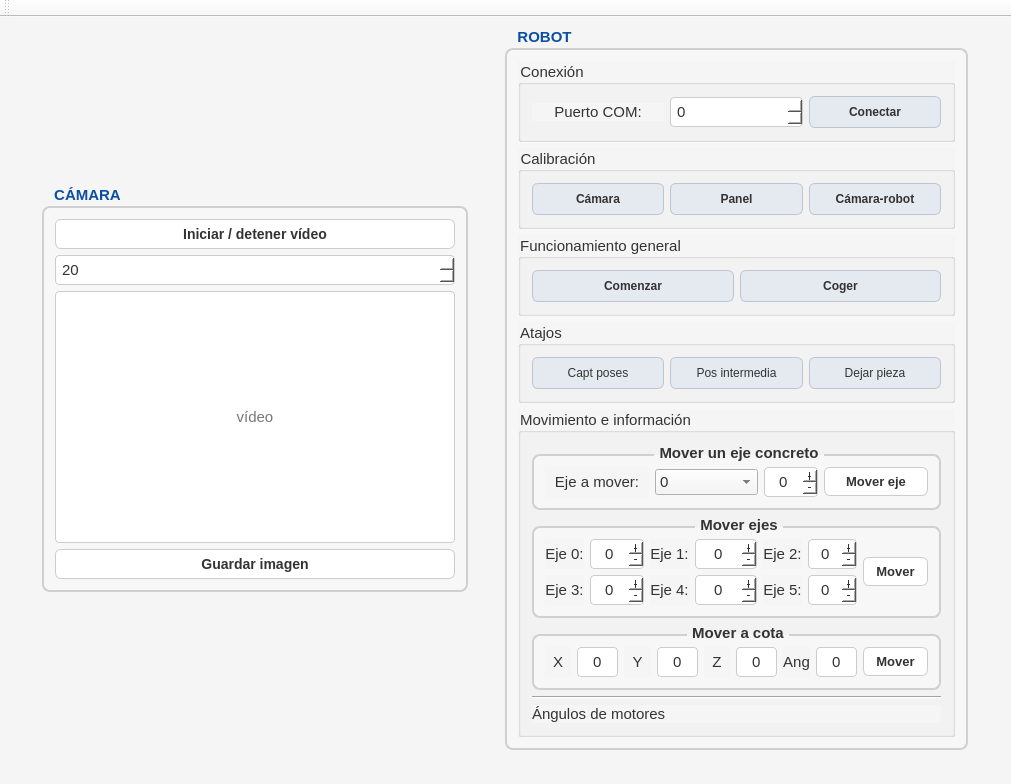
Before: the Qt Designer form interfaz_robot/interfaz_robot.ui in AidaM00/interfaz_robot, drawn with Qt 5.
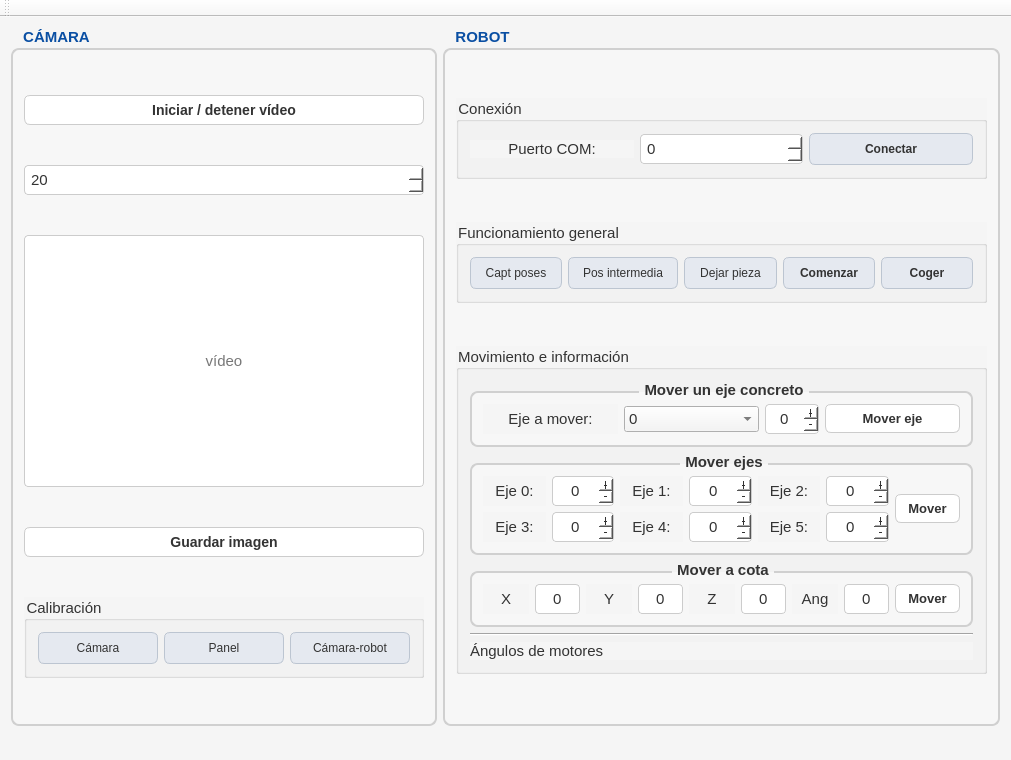
After: the same form once the commit is applied.

```diff
--- a/interfaz_robot/interfaz_robot.ui
+++ b/interfaz_robot/interfaz_robot.ui
@@ -33,11 +33,14 @@
     <item>
      <widget class="QGroupBox" name="groupBox_camara">
       <property name="sizePolicy">
-       <sizepolicy hsizetype="Fixed" vsizetype="Fixed">
+       <sizepolicy hsizetype="Fixed" vsizetype="Expanding">
         <horstretch>0</horstretch>
         <verstretch>0</verstretch>
        </sizepolicy>
       </property>
+      <property name="layoutDirection">
+       <enum>Qt::LeftToRight</enum>
+      </property>
       <property name="styleSheet">
        <string notr="true">#groupBox_camara {
     background-color: #f7f7f7;
@@ -104,7 +107,7 @@
        <string notr="true">CÁMARA</string>
       </property>
       <property name="alignment">
-       <set>Qt::AlignCenter</set>
+       <set>Qt::AlignHCenter|Qt::AlignTop</set>
       </property>
       <layout class="QVBoxLayout" name="verticalLayout">
        <item>
@@ -166,7 +169,7 @@
           <bool>true</bool>
          </property>
          <property name="sizePolicy">
-          <sizepolicy hsizetype="Expanding" vsizetype="Expanding">
+          <sizepolicy hsizetype="Fixed" vsizetype="Fixed">
            <horstretch>0</horstretch>
            <verstretch>0</verstretch>
           </sizepolicy>
@@ -177,6 +180,12 @@
            <height>252</height>
           </size>
          </property>
+         <property name="maximumSize">
+          <size>
+           <width>400</width>
+           <height>252</height>
+          </size>
+         </property>
          <property name="baseSize">
           <size>
            <width>200</width>
@@ -244,17 +253,94 @@
          </property>
         </widget>
        </item>
+       <item>
+        <widget class="QGroupBox" name="groupBox_calibracion">
+         <property name="sizePolicy">
+          <sizepolicy hsizetype="Minimum" vsizetype="Fixed">
+           <horstretch>0</horstretch>
+           <verstretch>0</verstretch>
+          </sizepolicy>
+         </property>
+         <property name="styleSheet">
+          <string notr="true">#groupBox_calibracion QPushButton {
+    background-color: #e5e9f0;
+    border: 1px solid #bcc5d1;
+    border-radius: 6px;
+    padding: 8px 14px;
+    font-size: 12px;
+}
+
+#groupBox_calibracion QPushButton:hover {
+    background-color: #dce3ec;
+}
+
+#groupBox_calibracion QPushButton:pressed {
+    background-color: #c8d0da;
+}</string>
+         </property>
+         <property name="title">
+          <string>Calibración</string>
+         </property>
+         <layout class="QHBoxLayout" name="horizontalLayout_4">
+          <item>
+           <widget class="QPushButton" name="btnCalibrar">
+            <property name="sizePolicy">
+             <sizepolicy hsizetype="Preferred" vsizetype="Fixed">
+              <horstretch>0</horstretch>
+              <verstretch>0</verstretch>
+             </sizepolicy>
+            </property>
+            <property name="text">
+             <string>Cámara</string>
+            </property>
+           </widget>
+          </item>
+          <item>
+           <widget class="QPushButton" name="btnCalibrarPanel">
+            <property name="sizePolicy">
+             <sizepolicy hsizetype="Preferred" vsizetype="Fixed">
+              <horstretch>0</horstretch>
+              <verstretch>0</verstretch>
+             </sizepolicy>
+            </property>
+            <property name="text">
+             <string>Panel</string>
+            </property>
+           </widget>
+          </item>
+          <item>
+           <widget class="QPushButton" name="btnCalibrarCamaraRobot">
+            <property name="sizePolicy">
+             <sizepolicy hsizetype="Preferred" vsizetype="Fixed">
+              <horstretch>0</horstretch>
+              <verstretch>0</verstretch>
+             </sizepolicy>
+            </property>
+            <property name="text">
+             <string>Cámara-robot</string>
+            </property>
+           </widget>
+          </item>
+         </layout>
+        </widget>
+       </item>
       </layout>
      </widget>
     </item>
     <item>
      <widget class="QGroupBox" name="groupBox_robot">
       <property name="sizePolicy">
-       <sizepolicy hsizetype="Fixed" vsizetype="Fixed">
+       <sizepolicy hsizetype="Expanding" vsizetype="Expanding">
         <horstretch>0</horstretch>
         <verstretch>0</verstretch>
        </sizepolicy>
       </property>
+      <property name="maximumSize">
+       <size>
+        <width>600</width>
+        <height>16777215</height>
+       </size>
+      </property>
       <property name="styleSheet">
        <string notr="true">#groupBox_robot{
     background-color: #f7f7f7;
@@ -392,60 +478,6 @@
          </layout>
         </widget>
        </item>
-       <item>
-        <widget class="QGroupBox" name="groupBox_calibracion">
-         <property name="sizePolicy">
-          <sizepolicy hsizetype="Minimum" vsizetype="Fixed">
-           <horstretch>0</horstretch>
-           <verstretch>0</verstretch>
-          </sizepolicy>
-         </property>
-         <property name="title">
-          <string>Calibración</string>
-         </property>
-         <layout class="QHBoxLayout" name="horizontalLayout_4">
-          <item>
-           <widget class="QPushButton" name="btnCalibrar">
-            <property name="sizePolicy">
-             <sizepolicy hsizetype="Preferred" vsizetype="Fixed">
-              <horstretch>0</horstretch>
-              <verstretch>0</verstretch>
-             </sizepolicy>
-            </property>
-            <property name="text">
-             <string>Cámara</string>
-            </property>
-           </widget>
-          </item>
-          <item>
-           <widget class="QPushButton" name="btnCalibrarPanel">
-            <property name="sizePolicy">
-             <sizepolicy hsizetype="Preferred" vsizetype="Fixed">
-              <horstretch>0</horstretch>
-              <verstretch>0</verstretch>
-             </sizepolicy>
-            </property>
-            <property name="text">
-             <string>Panel</string>
-            </property>
-           </widget>
-          </item>
-          <item>
-           <widget class="QPushButton" name="btnCalibrarCamaraRobot">
-            <property name="sizePolicy">
-             <sizepolicy hsizetype="Preferred" vsizetype="Fixed">
-              <horstretch>0</horstretch>
-              <verstretch>0</verstretch>
-             </sizepolicy>
-            </property>
-            <property name="text">
-             <string>Cámara-robot</string>
-            </property>
-           </widget>
-          </item>
-         </layout>
-        </widget>
-       </item>
        <item>
         <widget class="QGroupBox" name="groupBox_funcionamiento">
          <property name="sizePolicy">
@@ -459,47 +491,6 @@
          </property>
          <layout class="QHBoxLayout" name="horizontalLayout_6">
           <item>
-           <widget class="QPushButton" name="btnComenzar">
-            <property name="sizePolicy">
-             <sizepolicy hsizetype="Preferred" vsizetype="Fixed">
-              <horstretch>0</horstretch>
-              <verstretch>0</verstretch>
-             </sizepolicy>
-            </property>
-            <property name="text">
-             <string>Comenzar</string>
-            </property>
-           </widget>
-          </item>
-          <item>
-           <widget class="QPushButton" name="btnCoger">
-            <property name="sizePolicy">
-             <sizepolicy hsizetype="Preferred" vsizetype="Fixed">
-              <horstretch>0</horstretch>
-              <verstretch>0</verstretch>
-             </sizepolicy>
-            </property>
-            <property name="text">
-             <string>Coger</string>
-            </property>
-           </widget>
-          </item>
-         </layout>
-        </widget>
-       </item>
-       <item>
-        <widget class="QGroupBox" name="groupBox_atajos">
-         <property name="sizePolicy">
-          <sizepolicy hsizetype="Minimum" vsizetype="Fixed">
-           <horstretch>0</horstretch>
-           <verstretch>0</verstretch>
-          </sizepolicy>
-         </property>
-         <property name="title">
-          <string>Atajos</string>
-         </property>
-         <layout class="QHBoxLayout" name="horizontalLayout_5">
-          <item>
            <widget class="QPushButton" name="btnPoses">
             <property name="sizePolicy">
              <sizepolicy hsizetype="Preferred" vsizetype="Fixed">
@@ -538,6 +529,32 @@
             </property>
            </widget>
           </item>
+          <item>
+           <widget class="QPushButton" name="btnComenzar">
+            <property name="sizePolicy">
+             <sizepolicy hsizetype="Preferred" vsizetype="Fixed">
+              <horstretch>0</horstretch>
+              <verstretch>0</verstretch>
+             </sizepolicy>
+            </property>
+            <property name="text">
+             <string>Comenzar</string>
+            </property>
+           </widget>
+          </item>
+          <item>
+           <widget class="QPushButton" name="btnCoger">
+            <property name="sizePolicy">
+             <sizepolicy hsizetype="Preferred" vsizetype="Fixed">
+              <horstretch>0</horstretch>
+              <verstretch>0</verstretch>
+             </sizepolicy>
+            </property>
+            <property name="text">
+             <string>Coger</string>
+            </property>
+           </widget>
+          </item>
          </layout>
         </widget>
        </item>
```
Left out of the diff: 2 changed lines with no effect on the pictures.
